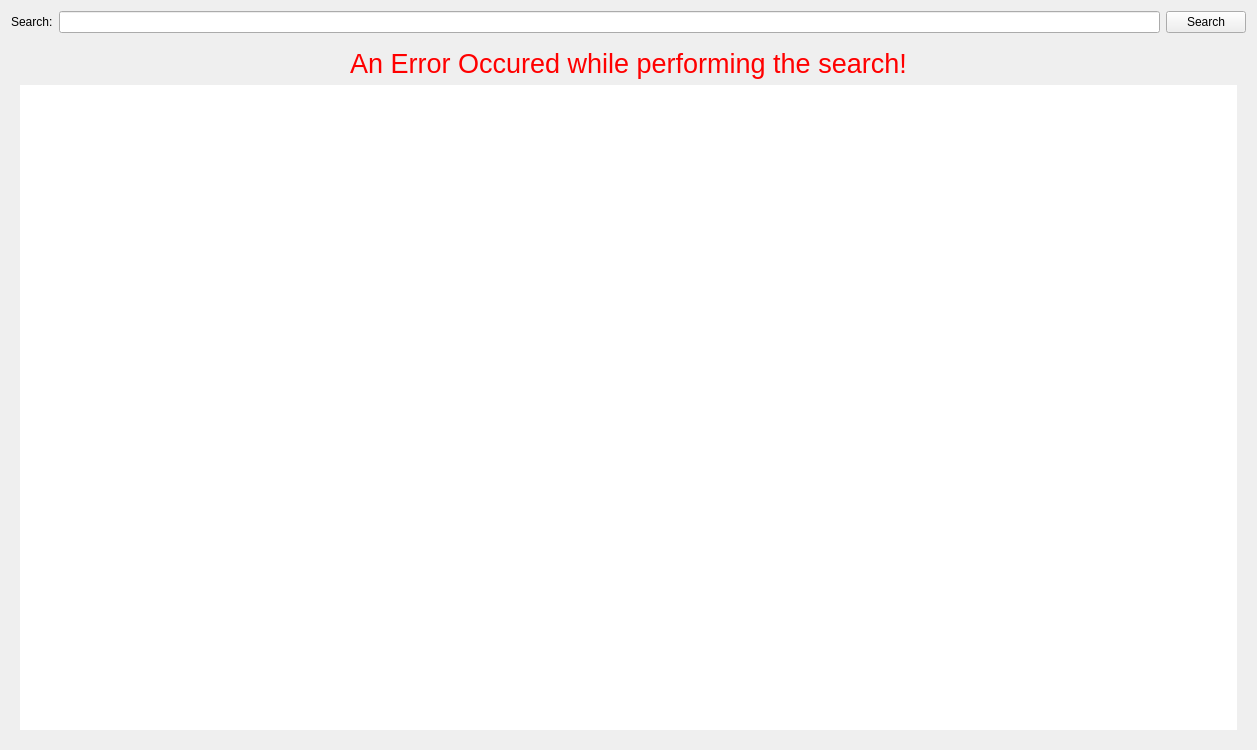
Qt form frontend/src/calendar/calendar_ui.ui (jebraden/CSE115A-Webber) before a commit.
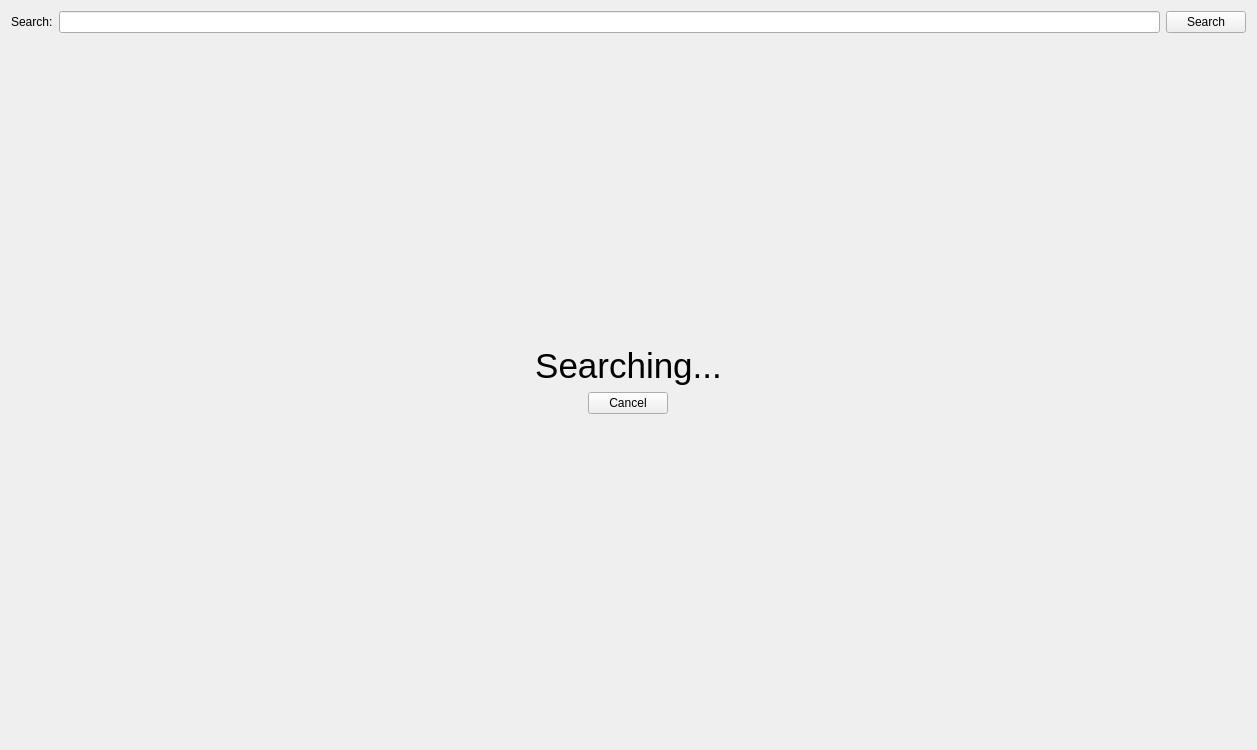
The same form after that commit. The open tabs and pages were chosen to show the change.

Commit message: Finish calendar implementation

What changed in the file:
```diff
--- a/frontend/src/calendar/calendar_ui.ui
+++ b/frontend/src/calendar/calendar_ui.ui
@@ -59,6 +59,44 @@
      <property name="currentIndex">
       <number>0</number>
      </property>
+     <widget class="QWidget" name="searching_page">
+      <layout class="QVBoxLayout" name="verticalLayout_6">
+       <item alignment="Qt::AlignmentFlag::AlignBottom">
+        <widget class="QLabel" name="label_5">
+         <property name="sizePolicy">
+          <sizepolicy hsizetype="Preferred" vsizetype="Fixed">
+           <horstretch>0</horstretch>
+           <verstretch>0</verstretch>
+          </sizepolicy>
+         </property>
+         <property name="font">
+          <font>
+           <pointsize>26</pointsize>
+          </font>
+         </property>
+         <property name="text">
+          <string>Searching...</string>
+         </property>
+         <property name="alignment">
+          <set>Qt::AlignmentFlag::AlignCenter</set>
+         </property>
+        </widget>
+       </item>
+       <item alignment="Qt::AlignmentFlag::AlignHCenter|Qt::AlignmentFlag::AlignTop">
+        <widget class="QPushButton" name="cancel_button">
+         <property name="sizePolicy">
+          <sizepolicy hsizetype="Fixed" vsizetype="Fixed">
+           <horstretch>0</horstretch>
+           <verstretch>0</verstretch>
+          </sizepolicy>
+         </property>
+         <property name="text">
+          <string>Cancel</string>
+         </property>
+        </widget>
+       </item>
+      </layout>
+     </widget>
      <widget class="QWidget" name="results_page">
       <layout class="QVBoxLayout" name="verticalLayout">
        <item>
@@ -161,6 +199,11 @@
        </item>
        <item>
         <widget class="QPlainTextEdit" name="error_content">
+         <property name="font">
+          <font>
+           <family>DejaVu Sans Mono</family>
+          </font>
+         </property>
          <property name="frameShape">
           <enum>QFrame::Shape::NoFrame</enum>
          </property>
```
Left out of the diff: 4 changed lines with no effect on the pictures. The commit also changes 7 other files.
